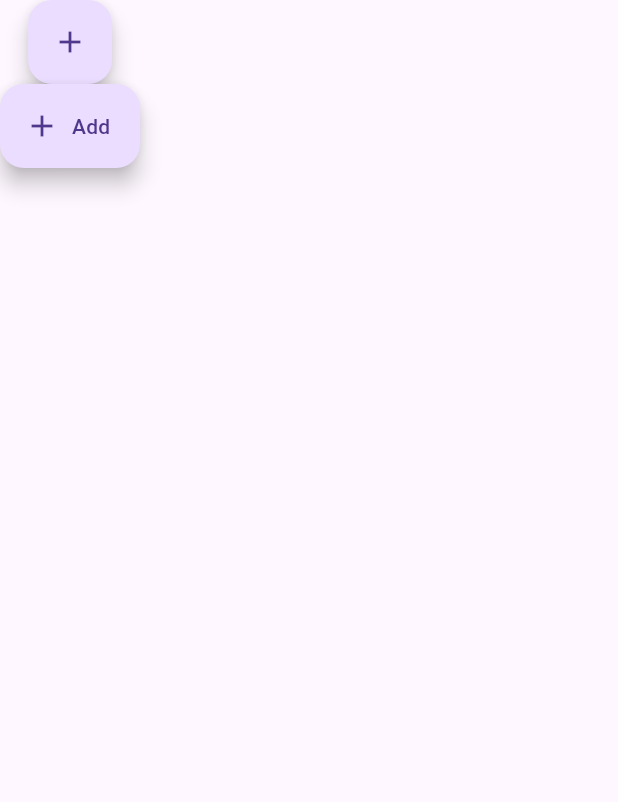
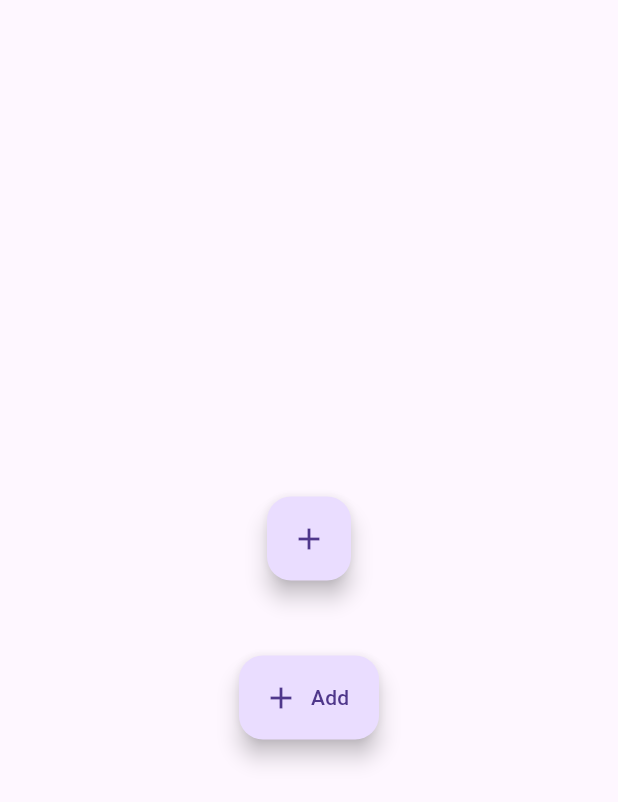
Before and after one commit to Masfiqun/Flutter-Widgets, a Flutter app: the floatingbutton screen opened directly, on a phone screen of 412 x 824 dp. Shown: the top 802 px of the screen. Run offline on Flutter 3.47's test engine with Material 3 defaults, Android fonts, the phone set to English and light mode, and no system bars.

Commit message:
floating action button

```diff
--- a/lib/FloatingAction_Button.dart
+++ b/lib/FloatingAction_Button.dart
@@ -13,11 +13,16 @@ class _floatingbuttonState extends State<floatingbutton> {
   @override
   Widget build(BuildContext context) {
     return Scaffold(
-      body: Column(
+      body: Center(
+        child: Column(
+          mainAxisAlignment: MainAxisAlignment.center,
           children: [
             FloatingActionButton(
               onPressed: (){},
               child: Icon(Icons.add),
+            ),
+            SizedBox(
+              height: 50,
             ),
              FloatingActionButton.extended(
               onPressed: (){},
@@ -27,6 +32,7 @@ class _floatingbuttonState extends State<floatingbutton> {
             )
           ],
         ),
+      ),
     );
   }
 }
--- a/lib/Linear_Progress_Indicator.dart
+++ b/lib/Linear_Progress_Indicator.dart
@@ -35,7 +35,7 @@ class _Linear_Progress_IndicatorState extends State<Linear_Progress_Indicator> w
       body: Padding(
         padding: const EdgeInsets.all(20.0),
         child: Column(
-          mainAxisAlignment: MainAxisAlignment.center,
+          mainAxisAlignment: MainAxisAlignment.spaceEvenly,
           children: [
             Text('Linear_Progress_Indicator'),
             LinearProgressIndicator(
@@ -43,6 +43,8 @@ class _Linear_Progress_IndicatorState extends State<Linear_Progress_Indicator> w
               valueColor: AlwaysStoppedAnimation<Color>(Colors.tealAccent),
               value: controller.value,
             ),
+            LinearProgressIndicator(),
+
           ],
         ),
       )
```
Also changed, not shown: lib/Circular_Progress_Indicator.dart (added, +53 -0 lines), lib/main.dart (+6 -3 lines). Lines whose indentation alone changed are shown as unchanged.
